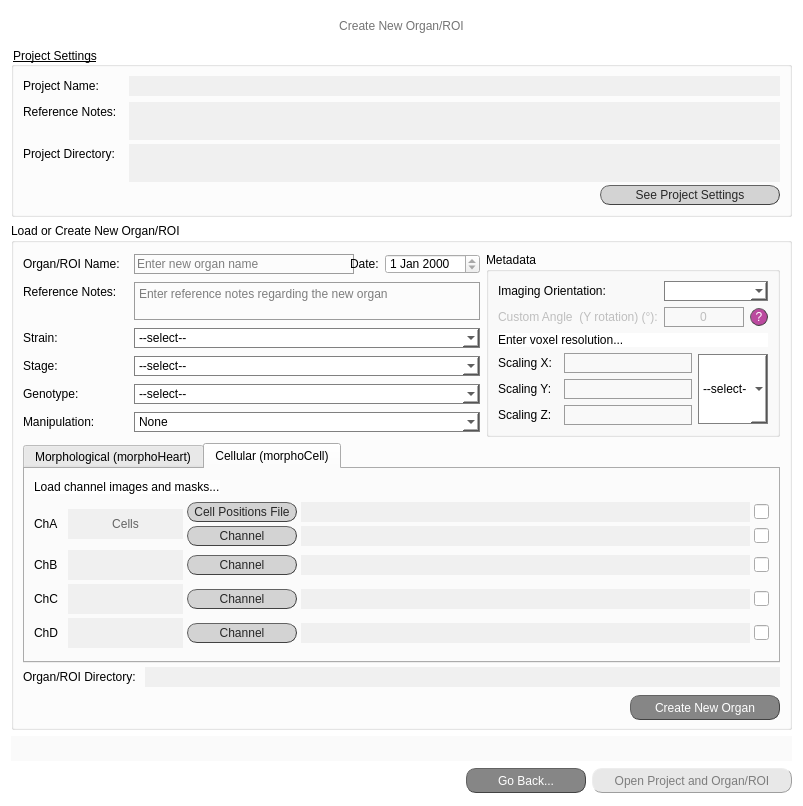
Before: the Qt Designer form src/gui/ui/create_organ_screen.ui in jsanchez679/morphoHeart_rev, drawn with Qt 5.
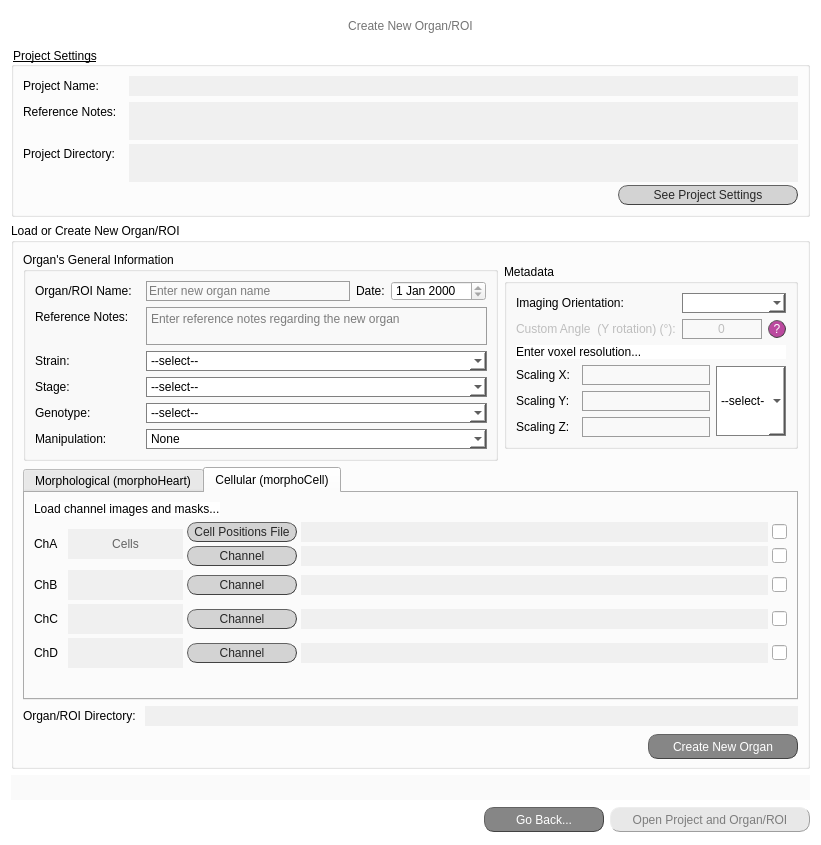
After: the same form once the commit is applied.

```diff
--- a/src/gui/ui/create_organ_screen.ui
+++ b/src/gui/ui/create_organ_screen.ui
@@ -6,14 +6,14 @@
    <rect>
     <x>0</x>
     <y>0</y>
-    <width>803</width>
-    <height>806</height>
+    <width>821</width>
+    <height>845</height>
    </rect>
   </property>
   <property name="minimumSize">
    <size>
-    <width>120</width>
-    <height>25</height>
+    <width>820</width>
+    <height>845</height>
    </size>
   </property>
   <property name="windowTitle">
@@ -95,6 +95,12 @@
    </item>
    <item>
     <widget class="QGroupBox" name="proj_settings">
+     <property name="sizePolicy">
+      <sizepolicy hsizetype="Preferred" vsizetype="Maximum">
+       <horstretch>0</horstretch>
+       <verstretch>0</verstretch>
+      </sizepolicy>
+     </property>
      <property name="minimumSize">
       <size>
        <width>0</width>
@@ -418,6 +424,12 @@
        <layout class="QGridLayout" name="gridLayout">
         <item row="0" column="1">
          <widget class="QGroupBox" name="metadata">
+          <property name="sizePolicy">
+           <sizepolicy hsizetype="Preferred" vsizetype="Maximum">
+            <horstretch>0</horstretch>
+            <verstretch>0</verstretch>
+           </sizepolicy>
+          </property>
           <property name="styleSheet">
            <string notr="true">QGroupBox#metadata{font: 25 italic 10pt &quot;Calibri Light&quot;;}
 
@@ -929,6 +941,23 @@
          </widget>
         </item>
         <item row="0" column="0">
+         <widget class="QGroupBox" name="organ_info">
+          <property name="sizePolicy">
+           <sizepolicy hsizetype="Preferred" vsizetype="Maximum">
+            <horstretch>0</horstretch>
+            <verstretch>0</verstretch>
+           </sizepolicy>
+          </property>
+          <property name="styleSheet">
+           <string notr="true">QGroupBox#organ_info{font: 25 italic 10pt &quot;Calibri Light&quot;;}
+
+</string>
+          </property>
+          <property name="title">
+           <string>Organ's General Information</string>
+          </property>
+          <layout class="QVBoxLayout" name="verticalLayout_16">
+           <item>
          <layout class="QFormLayout" name="formLayout_2">
           <item row="0" column="0">
            <widget class="QLabel" name="lab_proj_name_3">
@@ -964,7 +993,7 @@
              <widget class="QLineEdit" name="lineEdit_organ_name">
               <property name="minimumSize">
                <size>
-                <width>220</width>
+                   <width>120</width>
                 <height>20</height>
                </size>
               </property>
@@ -1502,12 +1531,21 @@
          </layout>
         </item>
        </layout>
+         </widget>
+        </item>
+       </layout>
       </item>
       <item>
        <widget class="QTabWidget" name="tabWidget">
         <property name="enabled">
          <bool>true</bool>
         </property>
+        <property name="sizePolicy">
+         <sizepolicy hsizetype="Preferred" vsizetype="Expanding">
+          <horstretch>0</horstretch>
+          <verstretch>0</verstretch>
+         </sizepolicy>
+        </property>
         <property name="minimumSize">
          <size>
           <width>0</width>
@@ -1517,7 +1555,7 @@
         <property name="maximumSize">
          <size>
           <width>16777215</width>
-          <height>260</height>
+          <height>16777215</height>
          </size>
         </property>
         <property name="layoutDirection">
@@ -3848,6 +3886,32 @@
             </item>
            </layout>
           </item>
+          <item>
+           <spacer name="verticalSpacer_2">
+            <property name="orientation">
+             <enum>Qt::Vertical</enum>
+            </property>
+            <property name="sizeHint" stdset="0">
+             <size>
+              <width>20</width>
+              <height>40</height>
+             </size>
+            </property>
+           </spacer>
+          </item>
+          <item>
+           <spacer name="verticalSpacer">
+            <property name="orientation">
+             <enum>Qt::Vertical</enum>
+            </property>
+            <property name="sizeHint" stdset="0">
+             <size>
+              <width>20</width>
+              <height>40</height>
+             </size>
+            </property>
+           </spacer>
+          </item>
          </layout>
         </widget>
        </widget>
```
Left out of the diff: 9 changed lines with no effect on the pictures. Lines whose indentation alone changed are shown as unchanged.
